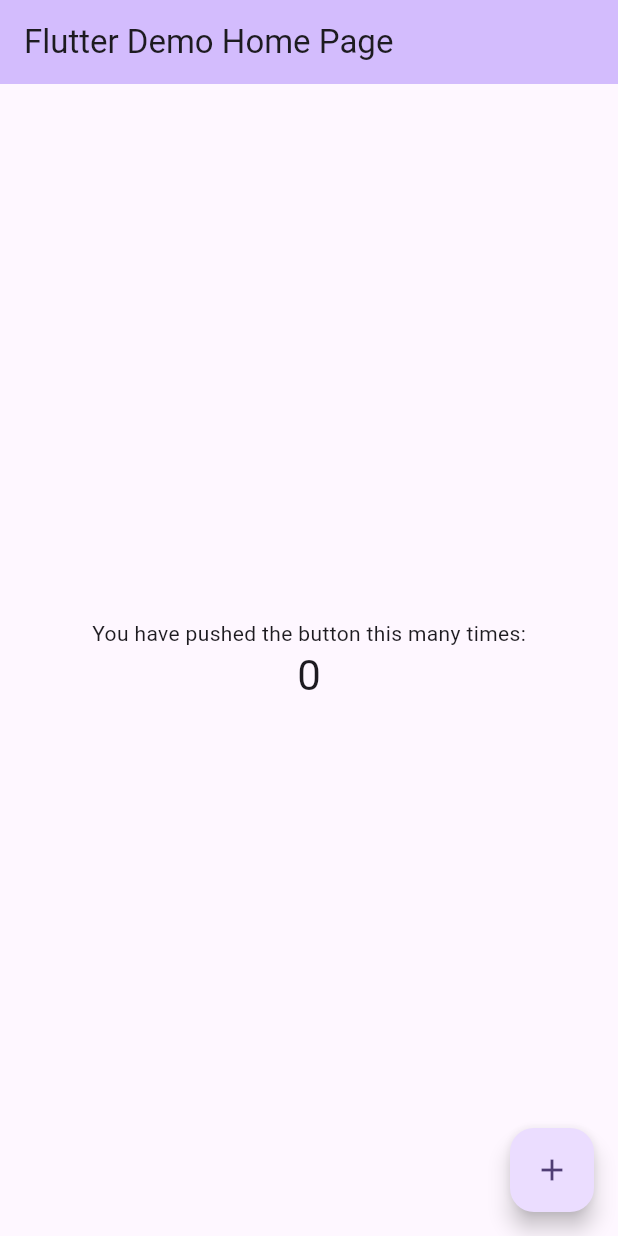
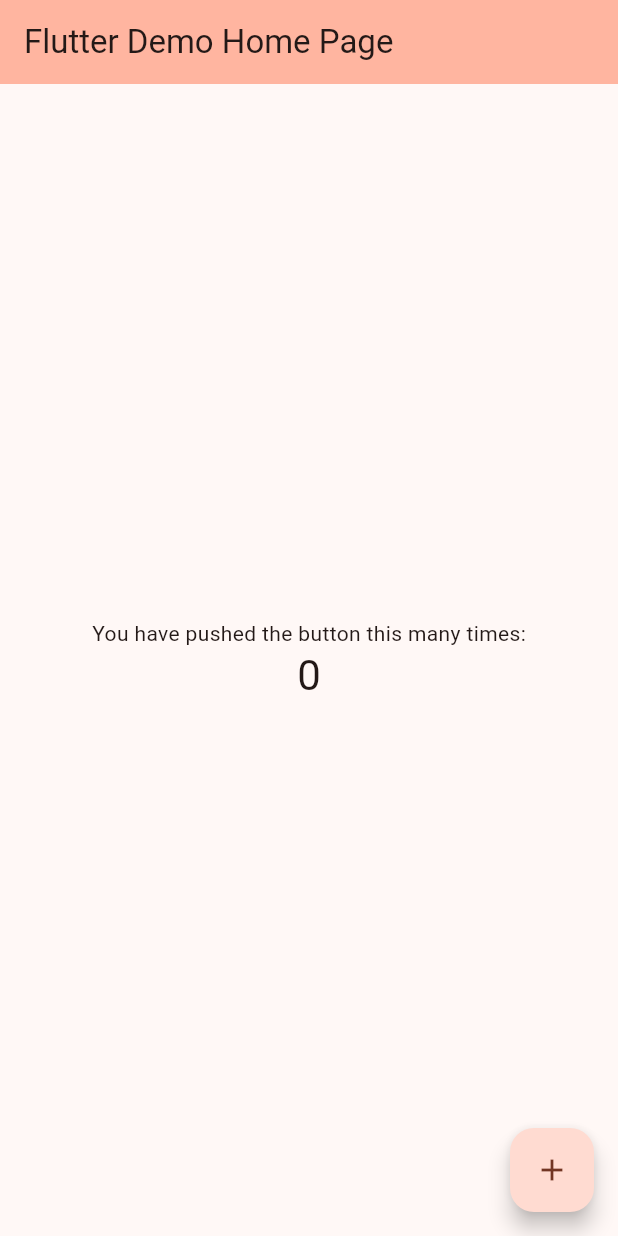
Before and after one commit to RodrigoRodrigues90/MyMoney, a Flutter app: the screen it shows after launch, on a phone screen of 412 x 824 dp. Run offline on Flutter 3.47's test engine with Material 2 defaults, Android fonts, the phone set to English and light mode, and no system bars.

Commit message:
excluindo comentarios

```diff
--- a/lib/main.dart
+++ b/lib/main.dart
@@ -13,22 +13,8 @@ class MyApp extends StatelessWidget {
     return MaterialApp(
       title: 'Flutter Demo',
       theme: ThemeData(
-        // This is the theme of your application.
-        //
-        // TRY THIS: Try running your application with "flutter run". You'll see
-        // the application has a blue toolbar. Then, without quitting the app,
-        // try changing the seedColor in the colorScheme below to Colors.green
-        // and then invoke "hot reload" (save your changes or press the "hot
-        // reload" button in a Flutter-supported IDE, or press "r" if you used
-        // the command line to start the app).
-        //
-        // Notice that the counter didn't reset back to zero; the application
-        // state is not lost during the reload. To reset the state, use hot
-        // restart instead.
-        //
-        // This works for code too, not just values: Most code changes can be
-        // tested with just a hot reload.
-        colorScheme: ColorScheme.fromSeed(seedColor: Colors.deepPurple),
+
+        colorScheme: ColorScheme.fromSeed(seedColor: Colors.deepOrange),
         useMaterial3: true,
       ),
       home: const MyHomePage(title: 'Flutter Demo Home Page'),
@@ -38,15 +24,6 @@ class MyApp extends StatelessWidget {
 
 class MyHomePage extends StatefulWidget {
   const MyHomePage({super.key, required this.title});
-
-  // This widget is the home page of your application. It is stateful, meaning
-  // that it has a State object (defined below) that contains fields that affect
-  // how it looks.
-
-  // This class is the configuration for the state. It holds the values (in this
-  // case the title) provided by the parent (in this case the App widget) and
-  // used by the build method of the State. Fields in a Widget subclass are
-  // always marked "final".
 
   final String title;
 
@@ -59,50 +36,23 @@ class _MyHomePageState extends State<MyHomePage> {
 
   void _incrementCounter() {
     setState(() {
-      // This call to setState tells the Flutter framework that something has
-      // changed in this State, which causes it to rerun the build method below
-      // so that the display can reflect the updated values. If we changed
-      // _counter without calling setState(), then the build method would not be
-      // called again, and so nothing would appear to happen.
+
       _counter++;
     });
   }
 
   @override
   Widget build(BuildContext context) {
-    // This method is rerun every time setState is called, for instance as done
-    // by the _incrementCounter method above.
-    //
-    // The Flutter framework has been optimized to make rerunning build methods
-    // fast, so that you can just rebuild anything that needs updating rather
-    // than having to individually change instances of widgets.
+
     return Scaffold(
       appBar: AppBar(
-        // TRY THIS: Try changing the color here to a specific color (to
-        // Colors.amber, perhaps?) and trigger a hot reload to see the AppBar
-        // change color while the other colors stay the same.
         backgroundColor: Theme.of(context).colorScheme.inversePrimary,
-        // Here we take the value from the MyHomePage object that was created by
-        // the App.build method, and use it to set our appbar title.
+
         title: Text(widget.title),
       ),
       body: Center(
-        // Center is a layout widget. It takes a single child and positions it
-        // in the middle of the parent.
+
         child: Column(
-          // Column is also a layout widget. It takes a list of children and
-          // arranges them vertically. By default, it sizes itself to fit its
-          // children horizontally, and tries to be as tall as its parent.
-          //
-          // Column has various properties to control how it sizes itself and
-          // how it positions its children. Here we use mainAxisAlignment to
-          // center the children vertically; the main axis here is the vertical
-          // axis because Columns are vertical (the cross axis would be
-          // horizontal).
-          //
-          // TRY THIS: Invoke "debug painting" (choose the "Toggle Debug Paint"
-          // action in the IDE, or press "p" in the console), to see the
-          // wireframe for each widget.
           mainAxisAlignment: MainAxisAlignment.center,
           children: <Widget>[
             const Text(
@@ -119,7 +69,7 @@ class _MyHomePageState extends State<MyHomePage> {
         onPressed: _incrementCounter,
         tooltip: 'Increment',
         child: const Icon(Icons.add),
-      ), // This trailing comma makes auto-formatting nicer for build methods.
+      ),
     );
   }
 }
```
